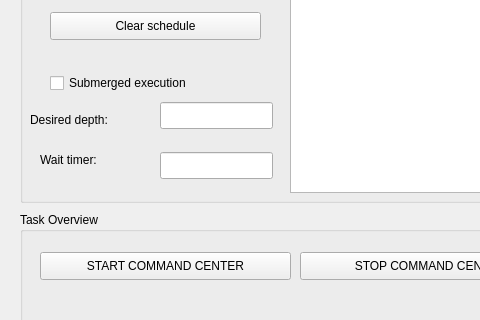
First picture: the form in Hanse/CommandCenter/commandcenterform.ui, repository iti-luebeck/HANSE2011, before the edit; both pictures show x 0 to 480 and y 178 to 498 of the 1073 by 609 pixel window.
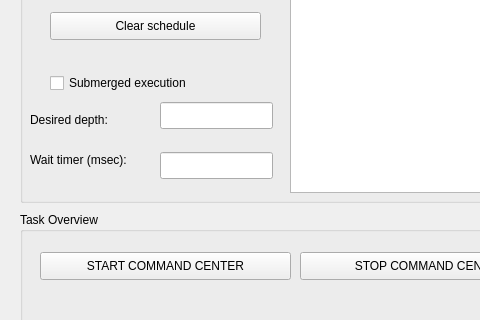
Second picture: the form after the edit.

What changed in the file:
```diff
--- a/Hanse/CommandCenter/commandcenterform.ui
+++ b/Hanse/CommandCenter/commandcenterform.ui
@@ -219,14 +219,14 @@
    <widget class="QLabel" name="label_9">
     <property name="geometry">
      <rect>
-      <x>20</x>
+      <x>10</x>
       <y>320</y>
-      <width>91</width>
+      <width>131</width>
       <height>16</height>
      </rect>
     </property>
     <property name="text">
-     <string>Wait timer:</string>
+     <string>Wait timer (msec):</string>
     </property>
    </widget>
   </widget>
```
